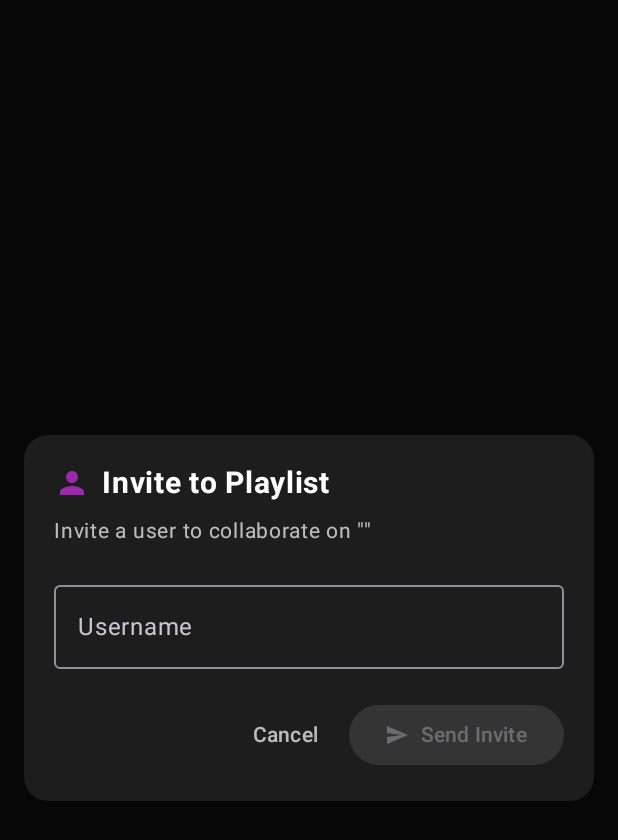
After one commit to adiouane/music-room, an Android app built with Jetpack Compose: the composable InviteUserDialog called with empty values, on a phone screen of 412 x 824 dp. The commit adds this screen. Shown: the top 840 px of the screen. Run offline under Robolectric (Android 15) with nearby library versions, the phone set to English and light mode, and no system bars.

Commit message:
feat: Enhance playlist functionality with improved error handling and invite feature

```diff
--- /dev/null
+++ b/App/app/src/main/java/com/example/musicroom/presentation/player/InviteUserDialog.kt
@@ -0,0 +1,129 @@
+package com.example.musicroom.presentation.player
+
+import androidx.compose.foundation.layout.*
+import androidx.compose.foundation.shape.RoundedCornerShape
+import androidx.compose.material.icons.Icons
+import androidx.compose.material.icons.filled.Person
+import androidx.compose.material.icons.filled.Send
+import androidx.compose.material3.*
+import androidx.compose.runtime.*
+import androidx.compose.ui.Alignment
+import androidx.compose.ui.Modifier
+import androidx.compose.ui.graphics.Color
+import androidx.compose.ui.text.font.FontWeight
+import androidx.compose.ui.unit.dp
+import androidx.compose.ui.unit.sp
+import androidx.compose.ui.window.Dialog
+import com.example.musicroom.presentation.theme.*
+
+@OptIn(ExperimentalMaterial3Api::class)
+@Composable
+fun InviteUserDialog(
+    playlistName: String,
+    onDismiss: () -> Unit,
+    onInvite: (String) -> Unit
+) {
+    var username by remember { mutableStateOf("") }
+    var isLoading by remember { mutableStateOf(false) }
+
+    Dialog(onDismissRequest = onDismiss) {
+        Card(
+            modifier = Modifier
+                .fillMaxWidth()
+                .padding(16.dp),
+            shape = RoundedCornerShape(16.dp),
+            colors = CardDefaults.cardColors(containerColor = DarkSurface)
+        ) {
+            Column(
+                modifier = Modifier.padding(20.dp)
+            ) {
+                // Header
+                Row(
+                    verticalAlignment = Alignment.CenterVertically
+                ) {
+                    Icon(
+                        imageVector = Icons.Default.Person,
+                        contentDescription = "Invite",
+                        tint = PrimaryPurple,
+                        modifier = Modifier.size(24.dp)
+                    )
+                    Spacer(modifier = Modifier.width(8.dp))
+                    Text(
+                        text = "Invite to Playlist",
+                        color = TextPrimary,
+                        fontSize = 20.sp,
+                        fontWeight = FontWeight.Bold
+                    )
+                }
+
+                Spacer(modifier = Modifier.height(8.dp))
+
+                Text(
+                    text = "Invite a user to collaborate on \"$playlistName\"",
+                    color = TextSecondary,
+                    fontSize = 14.sp
+                )
+
+                Spacer(modifier = Modifier.height(16.dp))
+
+                // Username input
+                OutlinedTextField(
+                    value = username,
+                    onValueChange = { username = it },
+                    label = { Text("Username") },
+                    enabled = !isLoading,
+                    modifier = Modifier.fillMaxWidth(),
+                    colors = OutlinedTextFieldDefaults.colors(
+                        focusedBorderColor = PrimaryPurple,
+                        focusedLabelColor = PrimaryPurple,
+                        cursorColor = PrimaryPurple
+                    )
+                )
+
+                Spacer(modifier = Modifier.height(20.dp))
+
+                // Buttons
+                Row(
+                    modifier = Modifier.fillMaxWidth(),
+                    horizontalArrangement = Arrangement.End
+                ) {
+                    TextButton(
+                        onClick = onDismiss,
+                        enabled = !isLoading
+                    ) {
+                        Text("Cancel", color = TextSecondary)
+                    }
+
+                    Spacer(modifier = Modifier.width(8.dp))
+
+                    Button(
+                        onClick = {
+                            if (username.isNotBlank()) {
+                                isLoading = true
+                                onInvite(username.trim())
+                            }
+                        },
+                        enabled = !isLoading && username.isNotBlank(),
+                        colors = ButtonDefaults.buttonColors(containerColor = PrimaryPurple)
+                    ) {
+                        if (isLoading) {
+                            CircularProgressIndicator(
+                                modifier = Modifier.size(16.dp),
+                                color = Color.White,
+                                strokeWidth = 2.dp
+                            )
+                        } else {
+                            Icon(
+                                imageVector = Icons.Default.Send,
+                                contentDescription = null,
+                                modifier = Modifier.size(16.dp)
+                            )
+                        }
+                        Spacer(modifier = Modifier.width(8.dp))
+                        Text("Send Invite")
+                    }
+                }
+            }
+        }
+    }
+}
--- a/App/app/src/main/java/com/example/musicroom/presentation/playlist/PlaylistDetailsScreen.kt
+++ b/App/app/src/main/java/com/example/musicroom/presentation/playlist/PlaylistDetailsScreen.kt
@@ -389,9 +389,3 @@ private fun formatDate(dateString: String): String {
         dateString
     }
 }
-
-// private fun formatDuration(seconds: Int): String {
-//     val minutes = seconds / 60
-//     val remainingSeconds = seconds % 60
-//     return String.format("%d:%02d", minutes, remainingSeconds)
-// }
```
Also changed, not shown: App/app/src/main/java/com/example/musicroom/data/service/PlaylistApiService.kt (+12 -6 lines), App/app/src/main/java/com/example/musicroom/presentation/player/AddToPlaylistDialog.kt (+31 -11 lines), App/app/src/main/java/com/example/musicroom/presentation/playlist/PlaylistTracksScreen.kt (+77 -21 lines), 1 other file.
